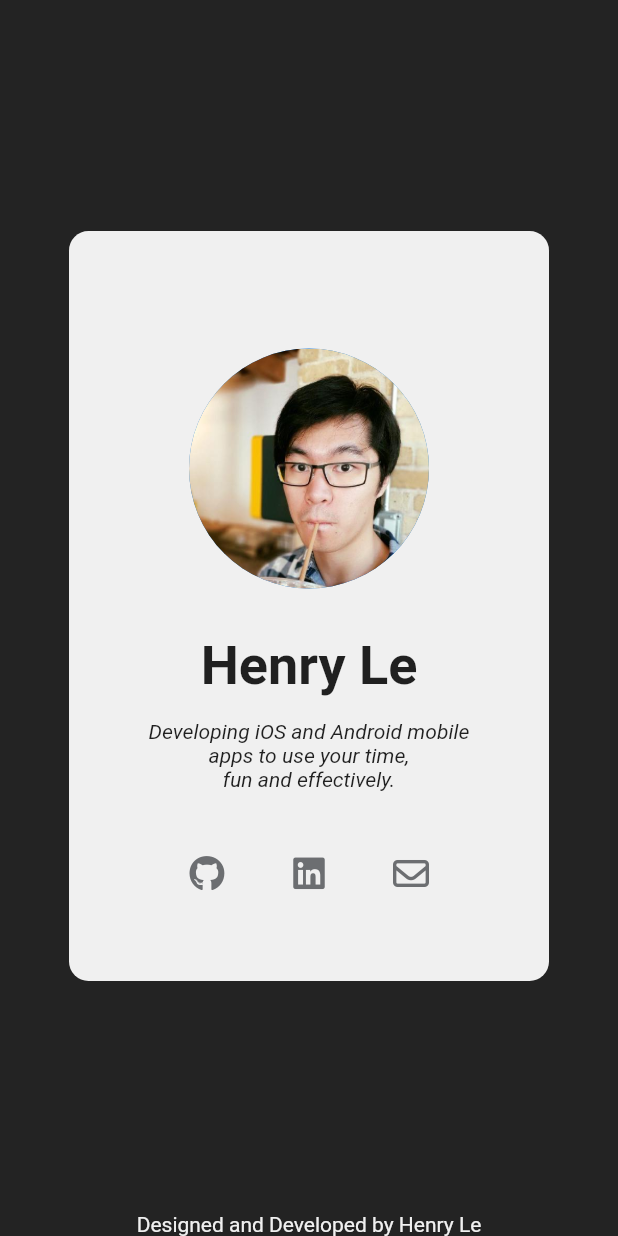
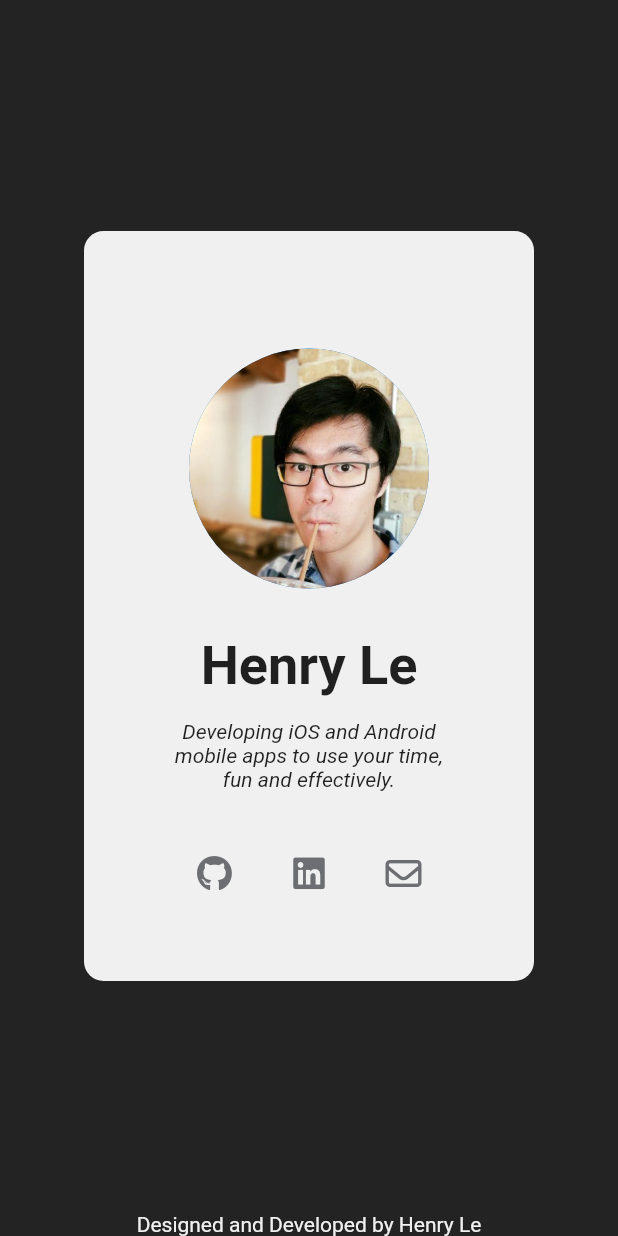
Before and after one commit to lainshiHenry/Portfolio_card_app, a Flutter app: the screen it shows after launch, on a phone screen of 412 x 824 dp. Run offline on Flutter 3.47's test engine with Material 2 defaults, Android fonts, the light colour scheme and no system bars; our stand-ins replace font_awesome_flutter; missing offline and left inert: dart:js.

Commit message:
Implemented Flexible UI for mobile-responsiveness design

```diff
--- a/lib/view/screens/homepage.dart
+++ b/lib/view/screens/homepage.dart
@@ -12,17 +12,20 @@ class HomePage extends StatelessWidget {
   @override
   Widget build(BuildContext context) {
     return Scaffold(
-      body: Center(
+      body: OrientationBuilder(
+          builder: (BuildContext context, Orientation orientation) {
+        return Center(
           child: Container(
-          width: 320,
-          height: 500,
+            width: orientation == Orientation.portrait ? 300 : 500,
+            height: orientation == Orientation.portrait ? 500 : 300,
             decoration: BoxDecoration(
               borderRadius: BorderRadius.circular(13.0),
               color: const Color(0xFFF0F0F0),
             ),
             child: Padding(
               padding: const EdgeInsets.all(48.0),
-            child: Column(
+              child: orientation == Orientation.portrait
+                  ? Column(
                       crossAxisAlignment: CrossAxisAlignment.center,
                       children: [
                         const Spacer(),
@@ -54,10 +57,61 @@ class HomePage extends StatelessWidget {
                           children: getProfileLinksList(context, _profile),
                         ),
                       ],
+                    )
+                  : Row(
+                      children: [
+                        Column(
+                          crossAxisAlignment: CrossAxisAlignment.center,
+                          children: [
+                            const Spacer(),
+                            CircleAvatar(
+                              foregroundImage:
+                                  AssetImage(_profile.getProfileImageLocation!),
+                              radius: orientation == Orientation.portrait
+                                  ? 80.0
+                                  : 65.0,
+                            ),
+                            const Spacer(),
+                            Row(
+                              mainAxisAlignment: MainAxisAlignment.spaceEvenly,
+                              // mainAxisSize: MainAxisSize.min,
+                              children: getProfileLinksList(context, _profile),
+                            ),
+                          ],
+                        ),
+                        const SizedBox(width: 20.0),
+                        SizedBox(
+                          width: 250,
+                          child: Column(
+                            mainAxisAlignment: MainAxisAlignment.center,
+                            children: [
+                              Text(
+                                _profile.getFirstName! +
+                                    ' ' +
+                                    _profile.getLastName!,
+                                style: const TextStyle(
+                                  fontSize: 36.0,
+                                  fontWeight: FontWeight.bold,
+                                ),
+                              ),
+                              const SizedBox(
+                                height: 15,
+                              ),
+                              Text(
+                                _profile.getShortProfileDescription!,
+                                textAlign: TextAlign.center,
+                                style: const TextStyle(
+                                    fontStyle: FontStyle.italic),
+                              ),
+                            ],
+                          ),
+                        ),
+                      ],
                     ),
             ),
           ),
-      ),
+        );
+      }),
       bottomNavigationBar: SafeArea(
         child: Row(
           mainAxisAlignment: MainAxisAlignment.center,
```
Lines whose indentation alone changed are shown as unchanged.
